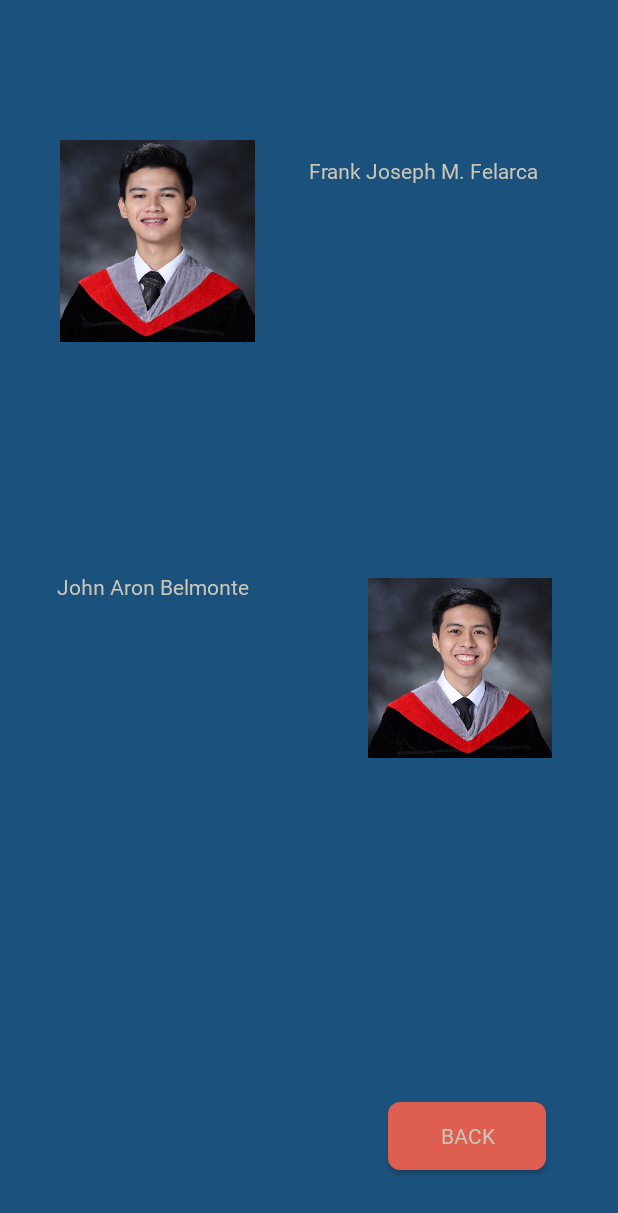
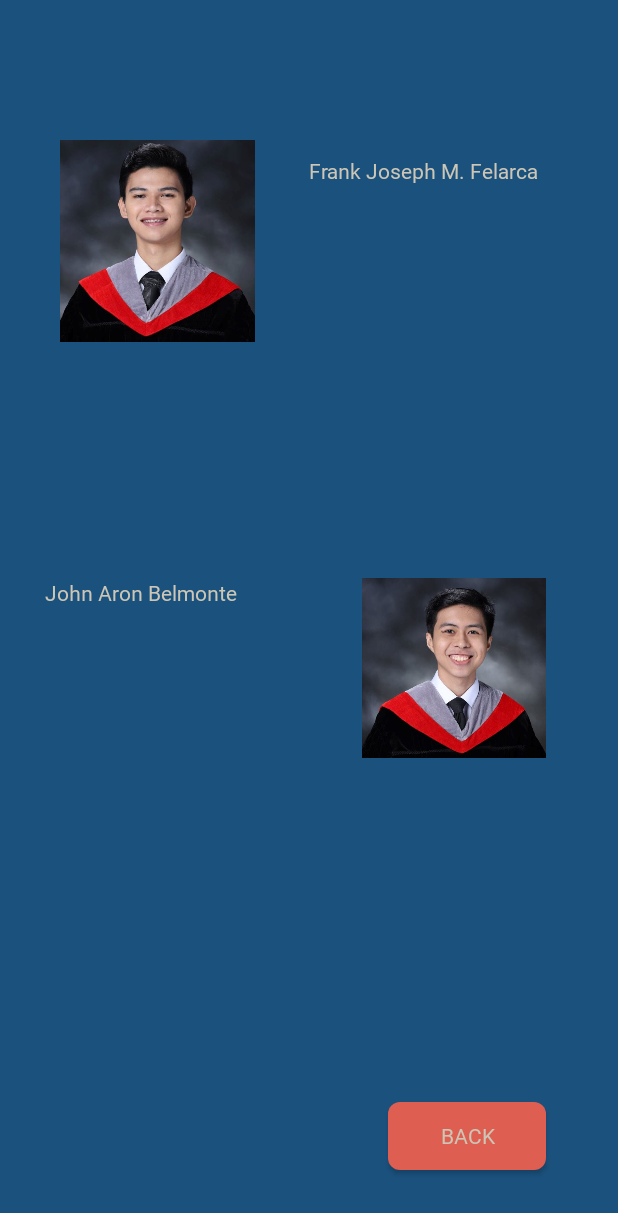
Before and after one commit to frankfelarca/WordGameApp, an Android app: the AboutUs screen opened directly, with no data from a screen before it, on a phone screen of 412 x 824 dp. Shown: the top 1213 px of the screen. Run offline under Robolectric (Android 15) with nearby library versions, the light colour scheme and no system bars.

Commit message:
-activity_results added missing font on the rest of texviews

```diff
--- a/app/src/main/res/layout/activity_about_us.xml
+++ b/app/src/main/res/layout/activity_about_us.xml
@@ -33,10 +33,10 @@
         android:id="@+id/imageView2"
         android:layout_width="137dp"
         android:layout_height="120dp"
-        android:layout_marginStart="32dp"
+        android:layout_marginStart="28dp"
         android:layout_marginTop="156dp"
         android:src="@drawable/d1"
-        app:layout_constraintStart_toEndOf="@+id/tvNameAronBelmonte"
+        app:layout_constraintStart_toStartOf="@+id/tvNameFrankFelarca"
         app:layout_constraintTop_toBottomOf="@+id/tvNameFrankFelarca"
         tools:srcCompat="@drawable/d1" />
 
@@ -44,7 +44,8 @@
         android:id="@+id/tvNameAronBelmonte"
         android:layout_width="168dp"
         android:layout_height="125dp"
-        android:layout_marginTop="144dp"
+        android:layout_marginTop="148dp"
+        android:layout_marginEnd="8dp"
         android:fontFamily="@font/adventures"
         android:text=" "
         app:layout_constraintEnd_toStartOf="@+id/tvNameFrankFelarca"
--- a/app/src/main/res/layout/activity_results.xml
+++ b/app/src/main/res/layout/activity_results.xml
@@ -107,6 +107,7 @@
         android:layout_height="wrap_content"
         android:textAlignment="viewStart"
         android:textSize="24sp"
+        android:fontFamily="@font/adventures"
         app:layout_constraintStart_toStartOf="@+id/tvAnswer4"
         app:layout_constraintTop_toBottomOf="@+id/tvAnswer4" />
 
@@ -116,6 +117,7 @@
         android:layout_height="wrap_content"
         android:textAlignment="viewStart"
         android:textSize="24sp"
+        android:fontFamily="@font/adventures"
         app:layout_constraintStart_toStartOf="@+id/tvAnswer5"
         app:layout_constraintTop_toBottomOf="@+id/tvAnswer5" />
 
@@ -125,6 +127,7 @@
         android:layout_height="wrap_content"
         android:textAlignment="viewStart"
         android:textSize="24sp"
+        android:fontFamily="@font/adventures"
         app:layout_constraintStart_toStartOf="@+id/tvAnswer9"
         app:layout_constraintTop_toBottomOf="@+id/tvAnswer9" />
 
@@ -134,6 +137,7 @@
         android:layout_height="wrap_content"
         android:textAlignment="viewStart"
         android:textSize="24sp"
+        android:fontFamily="@font/adventures"
         app:layout_constraintStart_toStartOf="@+id/tvAnswer7"
         app:layout_constraintTop_toBottomOf="@+id/tvAnswer7" />
 
@@ -143,6 +147,7 @@
         android:layout_height="wrap_content"
         android:textAlignment="viewStart"
         android:textSize="24sp"
+        android:fontFamily="@font/adventures"
         app:layout_constraintStart_toStartOf="@+id/tvAnswer6"
         app:layout_constraintTop_toBottomOf="@+id/tvAnswer6" />
 
@@ -152,6 +157,7 @@
         android:layout_height="wrap_content"
         android:textAlignment="viewStart"
         android:textSize="24sp"
+        android:fontFamily="@font/adventures"
         app:layout_constraintStart_toStartOf="@+id/tvAnswer8"
         app:layout_constraintTop_toBottomOf="@+id/tvAnswer8" />
 
```
